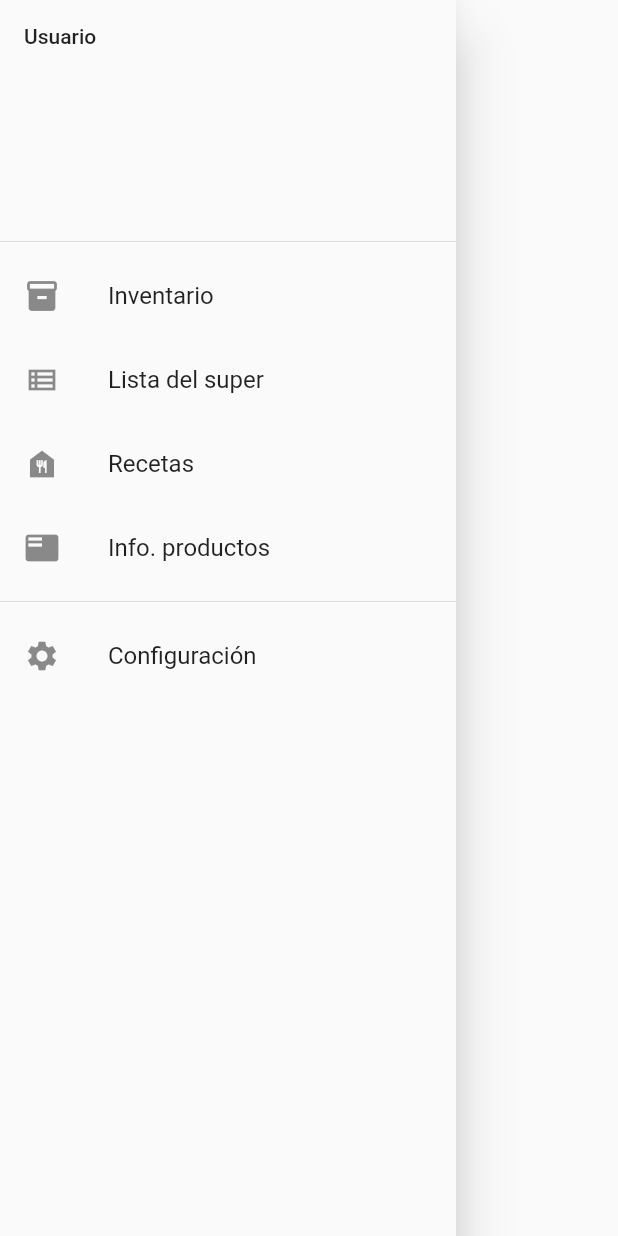
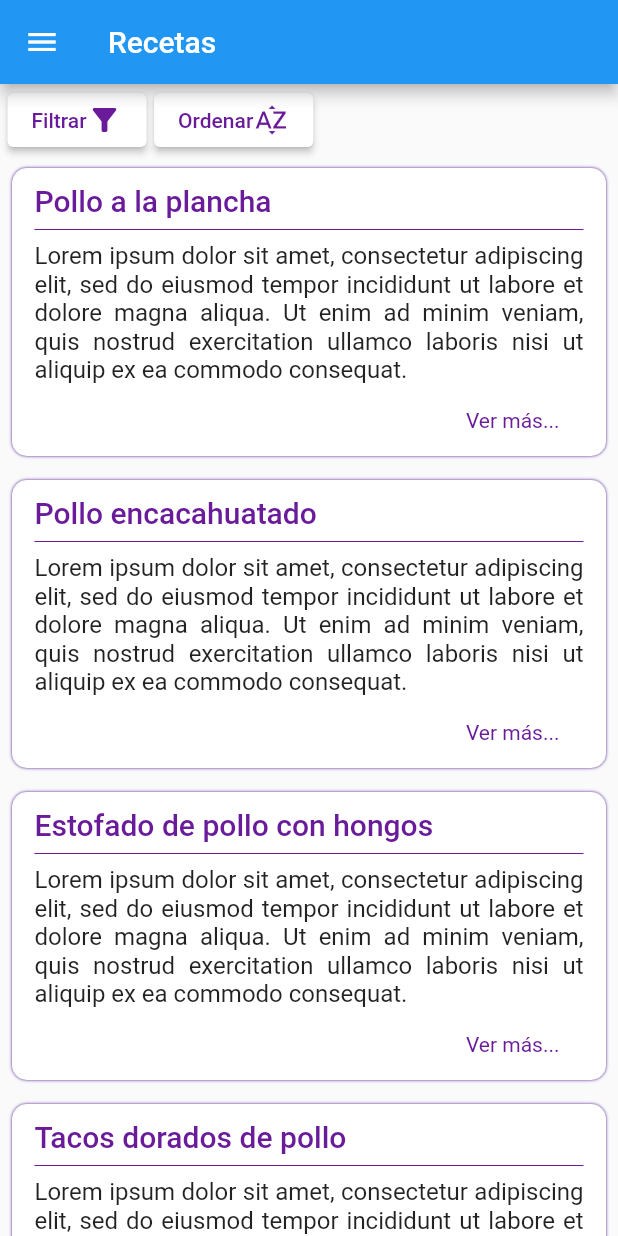
Before and after one commit to AlexMethod/kitchen_organizer_app, a Flutter app: the MainDrawer widget shown alone on an empty page, opened directly, after a tap on "Recetas", on a phone screen of 412 x 824 dp. Run offline on Flutter 3.47's test engine with Material 2 defaults, Android fonts, the light colour scheme and no system bars.

Commit message:
RecetasPage estática

```diff
--- a/lib/main.dart
+++ b/lib/main.dart
@@ -1,6 +1,7 @@
 import 'package:flutter/material.dart';
 
 import 'pantallas/home.dart';
+import 'package:kitchen_organizer_app/pantallas/recetas_page.dart';
 import 'package:kitchen_organizer_app/pantallas/lista_super_page.dart';
 import 'package:kitchen_organizer_app/pantallas/informacion_productos_page.dart';
 import 'package:kitchen_organizer_app/pantallas/configuracion_page.dart';
@@ -36,11 +37,34 @@
           headline6: TextStyle(color: Colors.purple[800]),
           bodyText2: TextStyle(fontSize: 16.0,)
         ),
+        elevatedButtonTheme: ElevatedButtonThemeData(
+          style: ButtonStyle(
+            backgroundColor: MaterialStateProperty.all<Color>(Colors.white),
+            foregroundColor:  MaterialStateProperty.all<Color>(Colors.purple[800]),
+          ),
+          /* colorScheme: ColorScheme(
+            brightness: Brightness.light,
+            primary: Colors.white,
+            onPrimary: Colors.purple[800],
+
+            secondary: Colors.lightGreen,
+            onSecondary: Colors.black,
+
+            secondaryVariant: Colors.lime,
+            primaryVariant: Colors.black,
+            surface: Colors.pinkAccent,
+            onSurface: Colors.black,
+            background: Colors.yellowAccent,
+            onBackground: Colors.black,
+            error: Colors.redAccent,
+            onError: Colors.black,
+          ) */
+        )
       ),
       initialRoute: '/',
       routes: {
         '/'              : ( BuildContext context ) => HomePage(),
-        '/recetas'       : ( BuildContext context ) => HomePage(),
+        '/recetas'       : ( BuildContext context ) => RecetasPage(),
         '/listaSuper'    : ( BuildContext context ) => ListaSuperPage(),
         '/informacionProductos' : ( BuildContext context ) => InformacionProductosPage(),
         '/configuracion' : ( BuildContext context ) => ConfiguracionPage(),
--- a/lib/pantallas/configuracion_page.dart
+++ b/lib/pantallas/configuracion_page.dart
@@ -27,7 +27,7 @@
           ListTile(
             leading: Checkbox(
               onChanged: (value){},
-              value: false,
+              value: true,
             ),
             title: Text('Poco producto'),
           ),
--- a/lib/pantallas/informacion_productos_page.dart
+++ b/lib/pantallas/informacion_productos_page.dart
@@ -19,6 +19,7 @@
       body: Builder( builder: (context) =>
         ListView(
           children: <Widget>[
+            _cardNuevaInfoProducto(context),
             _cardInfoProducto(context, 'Cebolla', '4 semanas', false),
             _cardInfoProducto(context, 'Limón', '2 semanas', false),
             _cardInfoProducto(context, 'Leche', '', true),
@@ -27,7 +28,6 @@
             _cardInfoProducto(context, 'Mayonesa', '', true),
             _cardInfoProducto(context, 'Plátano', '6 días', false),
             _cardInfoProducto(context, 'Zanahoria', '18 días', false),
-            _cardNuevaInfoProducto(context),
           ],
         )
       ),
--- /dev/null
+++ b/lib/pantallas/recetas_page.dart
@@ -0,0 +1,93 @@
+import 'package:flutter/material.dart';
+
+import 'package:kitchen_organizer_app/widgets/main_drawer.dart';
+
+class RecetasPage extends StatelessWidget {
+  @override
+  Widget build(BuildContext context) {
+    return Scaffold(
+      appBar: AppBar(
+        title: Text('Recetas'),
+      ),
+      drawer: MainDrawer(),
+      body: ListView(
+        children: [
+          Row(
+            children: [
+              SizedBox(width: 5.0,),
+              _botonReceta(context, 'Filtrar', Icons.filter_alt),
+              SizedBox(width: 5.0,),
+              _botonReceta(context, 'Ordenar', Icons.sort_by_alpha),
+            ],
+          ),
+          _cardReceta(context, 'Pollo a la plancha'),
+          _cardReceta(context, 'Pollo encacahuatado'),
+          _cardReceta(context, 'Estofado de pollo con hongos'),
+          _cardReceta(context, 'Tacos dorados de pollo'),
+        ]
+      ),
+    );
+  }
+
+  _cardReceta(context, nombreReceta){
+    return Container(
+      margin: EdgeInsets.all(8.0),
+      padding: EdgeInsets.only(left: 15.0, right: 15.0, top: 10.0),
+      child: Column(
+        crossAxisAlignment: CrossAxisAlignment.start,
+        children: <Widget>[
+          Text(
+            nombreReceta,
+            style: Theme.of(context).textTheme.headline6,
+          ),
+          Divider(
+            color: Theme.of(context).accentColor,
+          ),
+          Text(
+            'Lorem ipsum dolor sit amet, consectetur adipiscing elit, sed do eiusmod tempor incididunt ut labore et dolore magna aliqua. Ut enim ad minim veniam, quis nostrud exercitation ullamco laboris nisi ut aliquip ex ea commodo consequat.',
+            textAlign: TextAlign.justify,
+          ),
+          Row(
+            mainAxisAlignment: MainAxisAlignment.end,
+            children: [
+              FlatButton(
+                child: Text(
+                  'Ver más...',
+                  style: TextStyle(
+                    color: Theme.of(context).accentColor,
+                    fontWeight: FontWeight.w400
+                  ),
+                ),
+                onPressed: (){},
+              ),
+            ],
+          )
+        ],
+      ),
+      decoration: BoxDecoration(
+        borderRadius: BorderRadius.circular(10.0),
+        color: Colors.white,
+        boxShadow: [
+          BoxShadow(
+            color: Colors.purple[900],
+            blurRadius: 1.0,
+          )
+        ]
+      ),
+    );
+  }
+
+  Widget _botonReceta(context, texto, icono){
+    return ElevatedButton(
+      onPressed: (){},
+      child: Row(
+        children: [
+          Text(texto),
+          Icon(
+            icono,
+          )
+        ],
+      )
+    );
+  }
+}
--- a/lib/widgets/main_drawer.dart
+++ b/lib/widgets/main_drawer.dart
@@ -12,7 +12,7 @@
           ),
           _botonDrawer(Icons.inventory, 'Inventario', context: context, ruta: ''),
           _botonDrawer(Icons.view_list_outlined, 'Lista del super', context: context, ruta: '/listaSuper'),
-          _botonDrawer(Icons.food_bank, 'Recetas', context: context, ruta: ''),
+          _botonDrawer(Icons.food_bank, 'Recetas', context: context, ruta: '/recetas'),
           _botonDrawer(Icons.featured_play_list, 'Info. productos', context: context, ruta: '/informacionProductos'),
           Divider(),
           _botonDrawer(Icons.settings, 'Configuración', context: context, ruta: '/configuracion'),
```
